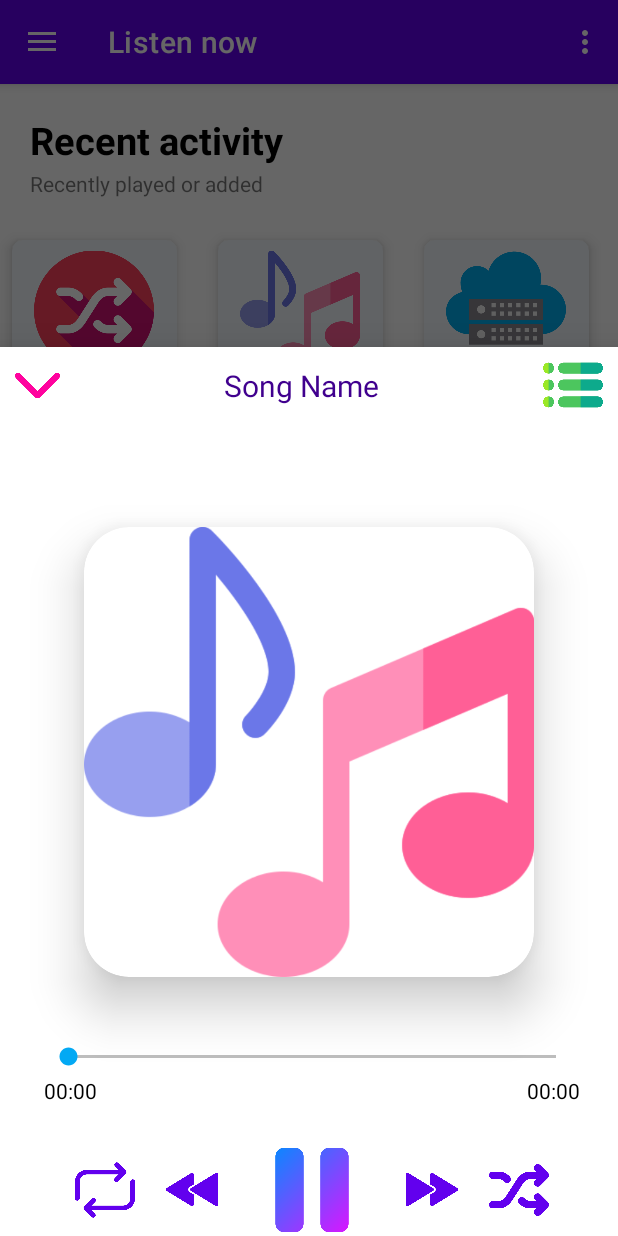
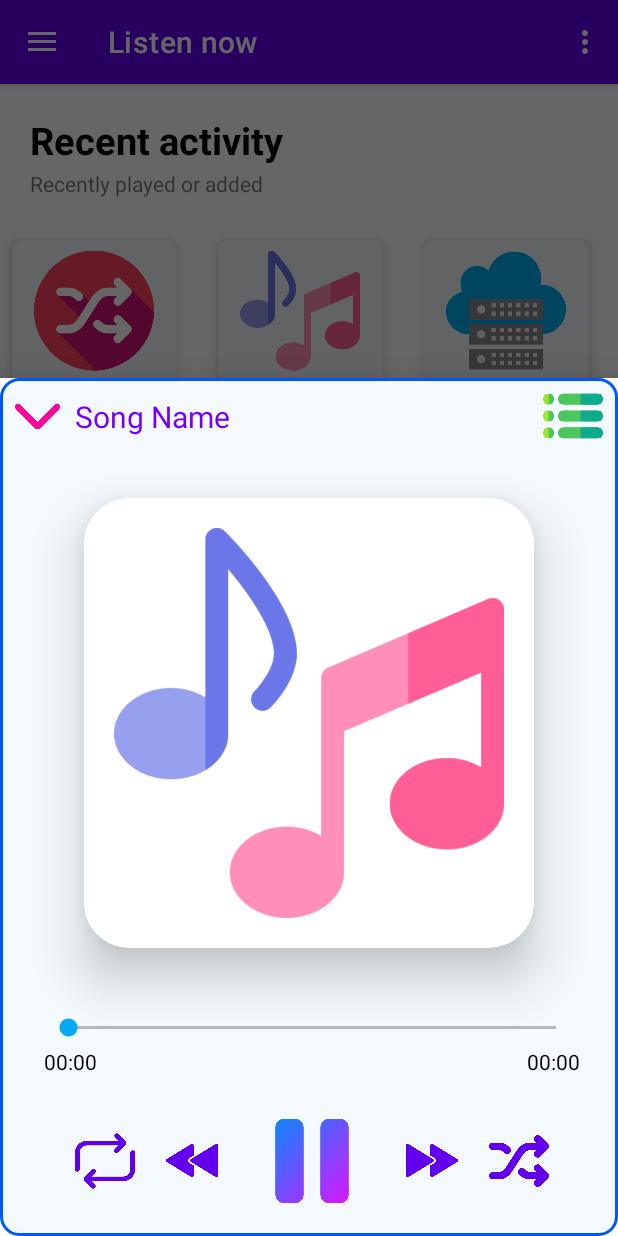
Before and after one commit to biswa-rx/UI-Music-Player, an Android app: the screen it shows after launch (MainActivity), after a tap on "Music Name", on a phone screen of 412 x 824 dp. Run offline under Robolectric (Android 15) with nearby library versions, the light colour scheme and no system bars; our stand-ins replace navigation-ui.

Commit message:
UPDATE UI AND USER INTERFACE. USE GLIDE LIBRARY TO VIEW ALBUM IMAGE MOVING TEXT IN TEXT VIEW

```diff
--- a/app/build.gradle
+++ b/app/build.gradle
@@ -48,4 +48,7 @@
     implementation "androidx.lifecycle:lifecycle-viewmodel:$lifecycle_version"
     // LiveData
     implementation "androidx.lifecycle:lifecycle-livedata:$lifecycle_version"
+
+    implementation 'com.github.bumptech.glide:glide:4.14.2'
+    annotationProcessor 'com.github.bumptech.glide:compiler:4.14.2'
 }
--- a/app/src/main/java/com/example/music/drawer_fragment/fragment_song_list.java
+++ b/app/src/main/java/com/example/music/drawer_fragment/fragment_song_list.java
@@ -41,7 +41,7 @@
             @Override
             public void onChanged(ArrayList<File> files) {
                 for(int i=0;i<files.size();i++){
-                    songList.add(new songListModel(files.get(i).getName(),"10"));
+                    songList.add(new songListModel(files.get(i).getName(),"10",files.get(i).getPath()));
                 }
                 listAdapter = new songListAdapter(songList,container.getContext(), fragment_song_list.this);
                 recyclerView.setAdapter(listAdapter);
--- a/app/src/main/res/drawable/layout_border.xml
+++ b/app/src/main/res/drawable/layout_border.xml
@@ -1,7 +1,7 @@
 <?xml version="1.0" encoding="utf-8"?>
 <shape xmlns:android="http://schemas.android.com/apk/res/android">
     <solid android:color="#F3F9FD"/>
-    <stroke android:width="2dip" android:color="#CADCFF" />
-    <corners android:radius="4dip"/>
+    <stroke android:width="2dip" android:color="#0057FF" />
+    <corners android:radius="12dip"/>
     <padding android:left="0dip" android:top="0dip" android:right="0dip" android:bottom="0dip" />
 </shape>
--- a/app/src/main/res/layout/bottom_sheet_player.xml
+++ b/app/src/main/res/layout/bottom_sheet_player.xml
@@ -4,6 +4,7 @@
     xmlns:android="http://schemas.android.com/apk/res/android"
     xmlns:app="http://schemas.android.com/apk/res-auto"
     xmlns:tools="http://schemas.android.com/tools"
+    android:background="@drawable/layout_border"
     android:layout_width="match_parent"
     android:layout_height="match_parent">
 
@@ -29,18 +30,21 @@
 
         <TextView
             android:id="@+id/bs_song_name_tv"
-            android:layout_width="wrap_content"
+            android:layout_width="match_parent"
             android:layout_height="wrap_content"
             android:layout_gravity="center"
+            android:layout_marginEnd="50dp"
+            android:layout_marginStart="50dp"
+            android:singleLine="true"
+            android:ellipsize="marquee"
+            android:fadingEdge="horizontal"
+            android:marqueeRepeatLimit="marquee_forever"
             android:text="Song Name"
-            android:textColor="#40008E"
+            android:textColor="#7300FF"
             android:textSize="20sp"
-            android:singleLine="true"
-            android:layout_marginHorizontal="10dp"
             app:layout_constraintBottom_toBottomOf="parent"
-            app:layout_constraintEnd_toStartOf="@+id/bs_menu"
-            app:layout_constraintHorizontal_bias="0.5"
-            app:layout_constraintStart_toEndOf="@+id/down_arrow_button"
+            app:layout_constraintEnd_toEndOf="parent"
+            app:layout_constraintStart_toStartOf="parent"
             app:layout_constraintTop_toTopOf="parent"
             app:layout_constraintVertical_bias="0.5" />
 
@@ -62,7 +66,7 @@
         android:id="@+id/cardView"
         android:layout_width="wrap_content"
         android:layout_height="wrap_content"
-        android:layout_marginTop="120dp"
+        android:layout_marginTop="80dp"
         app:cardCornerRadius="30dp"
         app:cardElevation="20dp"
         app:layout_constraintEnd_toEndOf="parent"
@@ -73,6 +77,7 @@
             android:id="@+id/bs_song_image"
             android:layout_width="300dp"
             android:layout_height="300dp"
+            android:padding="20dp"
             android:src="@drawable/icon" />
     </androidx.cardview.widget.CardView>
 
--- a/app/src/main/res/layout/content_main.xml
+++ b/app/src/main/res/layout/content_main.xml
@@ -52,8 +52,13 @@
                         android:id="@+id/tv_main_song_name"
                         android:layout_width="wrap_content"
                         android:layout_height="wrap_content"
+                        android:ellipsize="marquee"
+                        android:fadingEdge="horizontal"
+                        android:marqueeRepeatLimit="marquee_forever"
+                        android:textColor="#00338A"
                         android:text="Music Name"
-                        android:textSize="22dp" />
+                        android:textSize="22dp"
+                        android:singleLine="true" />
 
                     <TextView
                         android:id="@+id/artist_name"
@@ -64,8 +69,8 @@
             </LinearLayout>
             <Button
                 android:id="@+id/play_button"
-                android:layout_width="50dp"
-                android:layout_height="50dp"
+                android:layout_width="40dp"
+                android:layout_height="40dp"
                 android:layout_margin="5dp"
                 android:background="@drawable/play_button_pressed"
                 app:layout_constraintBottom_toBottomOf="parent"
--- a/app/src/main/res/navigation/mobile_navigation.xml
+++ b/app/src/main/res/navigation/mobile_navigation.xml
@@ -44,6 +44,6 @@
     <fragment
         android:id="@+id/fragment_song_list"
         android:name="com.example.music.drawer_fragment.fragment_song_list"
-        android:label="fragment_song_list"
+        android:label="Song List"
         tools:layout="@layout/fragment_song_list" />
 </navigation>
```
Also changed, not shown: app/src/main/java/com/example/music/Adapters/songListAdapter.java (+19 -0 lines), app/src/main/java/com/example/music/MainActivity.java (+74 -6 lines), app/src/main/java/com/example/music/Models/songListModel.java (+11 -1 lines), app/src/main/java/com/example/music/SharedViewModel.java (+5 -2 lines), app/src/main/res/layout/sample_layout_songlist.xml (+20 -6 lines).
